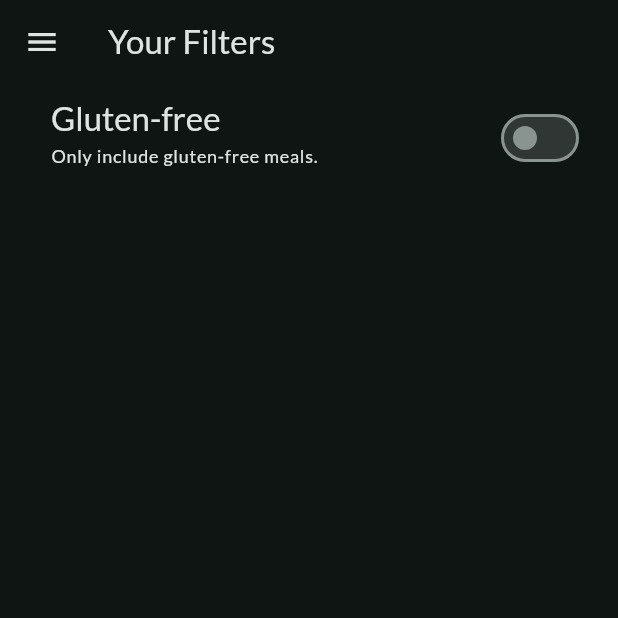
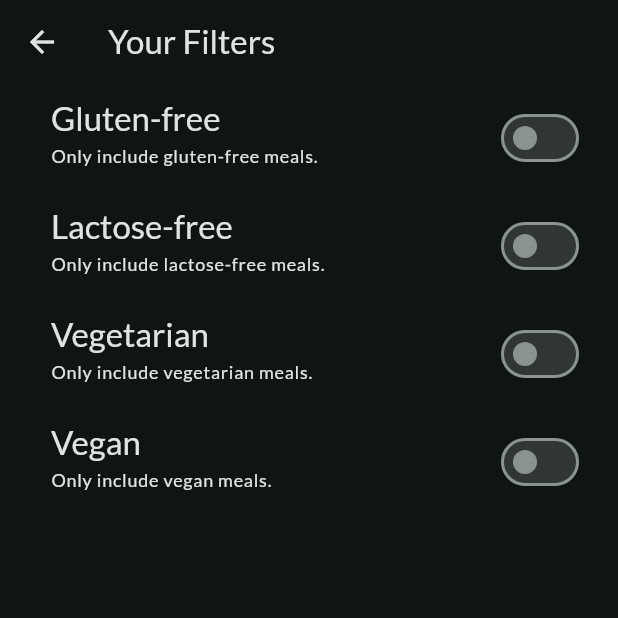
Before and after one commit to tessceciliaj/meal_app, a Flutter app: the FiltersScreen screen opened directly, on a phone screen of 412 x 824 dp, the top half of it. Run offline on Flutter 3.47's test engine with Material 3 defaults, Android fonts, the phone set to English and light mode, and no system bars; our stand-ins replace google_fonts, transparent_image.

Commit message:
Handle filter logic, add switch tile item.

```diff
--- a/lib/screens/filters.dart
+++ b/lib/screens/filters.dart
@@ -1,6 +1,8 @@
 import 'package:flutter/material.dart';
 import 'package:meal_app/screens/tabs.dart';
-import 'package:meal_app/widgets/main_drawer.dart';
+import 'package:meal_app/widgets/switch_tile_item.dart';
+
+enum Filter { glutenFree, lactoseFree, vegetarian, vegan }
 
 class FiltersScreen extends StatefulWidget {
   const FiltersScreen({super.key});
@@ -11,6 +13,9 @@ class FiltersScreen extends StatefulWidget {
 
 class _FiltersScreenState extends State<FiltersScreen> {
   var _glutenFreeFilterSet = false;
+  var _lactoseFreeFilterSet = false;
+  var _vegetarianFilterSet = false;
+  var _veganFilterSet = false;
 
   @override
   Widget build(BuildContext context) {
@@ -18,41 +23,57 @@ class _FiltersScreenState extends State<FiltersScreen> {
       appBar: AppBar(
         title: const Text('Your Filters'),
       ),
-      drawer: MainDrawer(onSelectScreen: (identifier) {
-        Navigator.of(context).pop();
-        if (identifier == 'meals') {
-          Navigator.of(context).pushReplacement(
-            MaterialPageRoute(
-              builder: (ctx) => const TabsScreen(),
-            ),
-          );
-        }
-      }),
-      body: Column(
+      body: PopScope(
+        canPop: false,
+        onPopInvoked: (bool didPop) {
+          if (didPop) return;
+          Navigator.of(context).pop({
+            Filter.glutenFree: _glutenFreeFilterSet,
+            Filter.lactoseFree: _lactoseFreeFilterSet,
+            Filter.vegetarian: _vegetarianFilterSet,
+            Filter.vegan: _veganFilterSet,
+          });
+        },
+        child: Column(
           children: [
-          SwitchListTile(
-            value: _glutenFreeFilterSet,
-            onChanged: (isChecked) {
+            SwitchTileItem(
+              title: 'Gluten-free',
+              toggleChecked: _glutenFreeFilterSet,
+              onToggle: (isChecked) {
                 setState(() {
                   _glutenFreeFilterSet = isChecked;
                 });
               },
-            title: Text(
-              'Gluten-free',
-              style: Theme.of(context).textTheme.titleLarge!.copyWith(
-                    color: Theme.of(context).colorScheme.onBackground,
             ),
+            SwitchTileItem(
+              title: 'Lactose-free',
+              toggleChecked: _lactoseFreeFilterSet,
+              onToggle: (isChecked) {
+                setState(() {
+                  _lactoseFreeFilterSet = isChecked;
+                });
+              },
             ),
-            subtitle: Text(
-              'Only include gluten-free meals.',
-              style: Theme.of(context).textTheme.labelMedium!.copyWith(
-                    color: Theme.of(context).colorScheme.onBackground,
+            SwitchTileItem(
+              title: 'Vegetarian',
+              toggleChecked: _vegetarianFilterSet,
+              onToggle: (isChecked) {
+                setState(() {
+                  _vegetarianFilterSet = isChecked;
+                });
+              },
             ),
-            ),
-            activeColor: Theme.of(context).colorScheme.tertiary,
-            contentPadding: const EdgeInsets.only(left: 34, right: 22),
+            SwitchTileItem(
+              title: 'Vegan',
+              toggleChecked: _veganFilterSet,
+              onToggle: (isChecked) {
+                setState(() {
+                  _veganFilterSet = isChecked;
+                });
+              },
             ),
           ],
+        ),
       ),
     );
   }
--- a/lib/screens/tabs.dart
+++ b/lib/screens/tabs.dart
@@ -43,14 +43,15 @@ class _TabsScreenState extends State<TabsScreen> {
     _selectedPageIndex = index;
   }
 
-  void _setScreen(String identifier) {
+  void _setScreen(String identifier) async {
     Navigator.of(context).pop();
     if (identifier == 'filters') {
-      Navigator.of(context).pushReplacement(
+      final result = await Navigator.of(context).push<Map<Filter, bool>>(
         MaterialPageRoute(
           builder: (ctx) => const FiltersScreen(),
         ),
       );
+      print(result);
     }
   }
 
--- /dev/null
+++ b/lib/widgets/switch_tile_item.dart
@@ -0,0 +1,47 @@
+import 'package:flutter/material.dart';
+
+class SwitchTileItem extends StatefulWidget {
+  SwitchTileItem({
+    super.key,
+    required this.title,
+    required this.toggleChecked,
+    required this.onToggle,
+  });
+
+  final String title;
+  bool toggleChecked;
+  final Function(bool) onToggle;
+
+  @override
+  State<SwitchTileItem> createState() => _SwitchTileItemState();
+}
+
+class _SwitchTileItemState extends State<SwitchTileItem> {
+  @override
+  Widget build(BuildContext context) {
+    return SwitchListTile(
+      value: widget.toggleChecked,
+      onChanged: (isChecked) {
+        setState(() {
+          widget.toggleChecked = isChecked;
+          widget.onToggle(isChecked);
+        });
+      },
+      title: Text(
+        widget.title,
+        style: Theme.of(context).textTheme.titleLarge!.copyWith(
+              color: Theme.of(context).colorScheme.onBackground,
+            ),
+      ),
+      subtitle: Text(
+        'Only include ${widget.title.toLowerCase()} meals.',
+        style: Theme.of(context).textTheme.labelMedium!.copyWith(
+              color: Theme.of(context).colorScheme.onBackground,
+            ),
+      ),
+      activeColor: Theme.of(context).colorScheme.tertiary,
+      contentPadding: const EdgeInsets.only(left: 34, right: 22),
+    );
+    ;
+  }
+}
```
Lines whose indentation alone changed are shown as unchanged.
